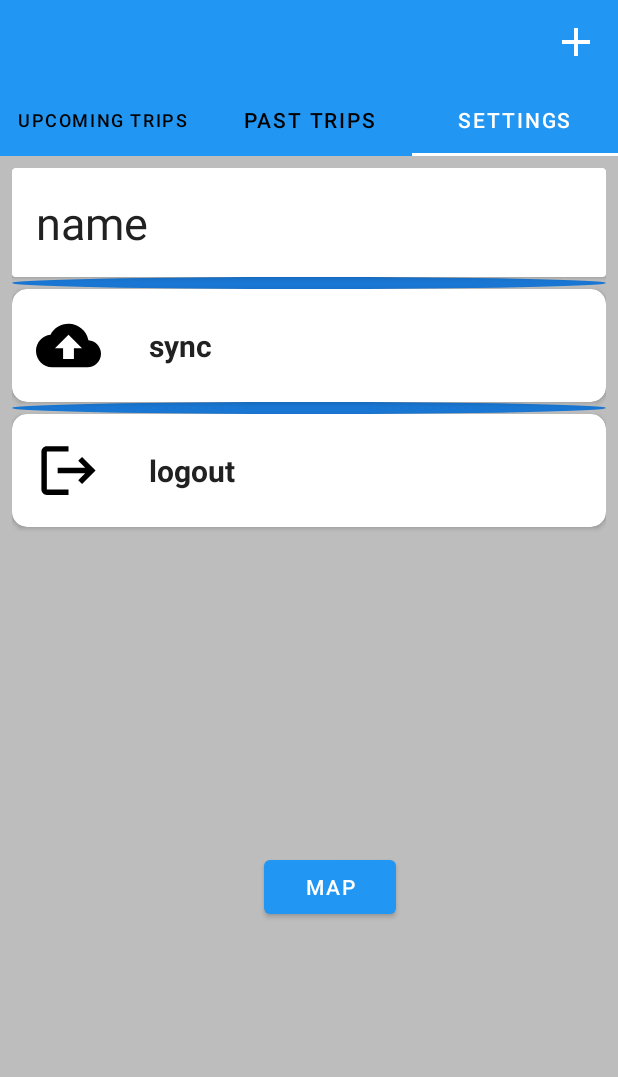
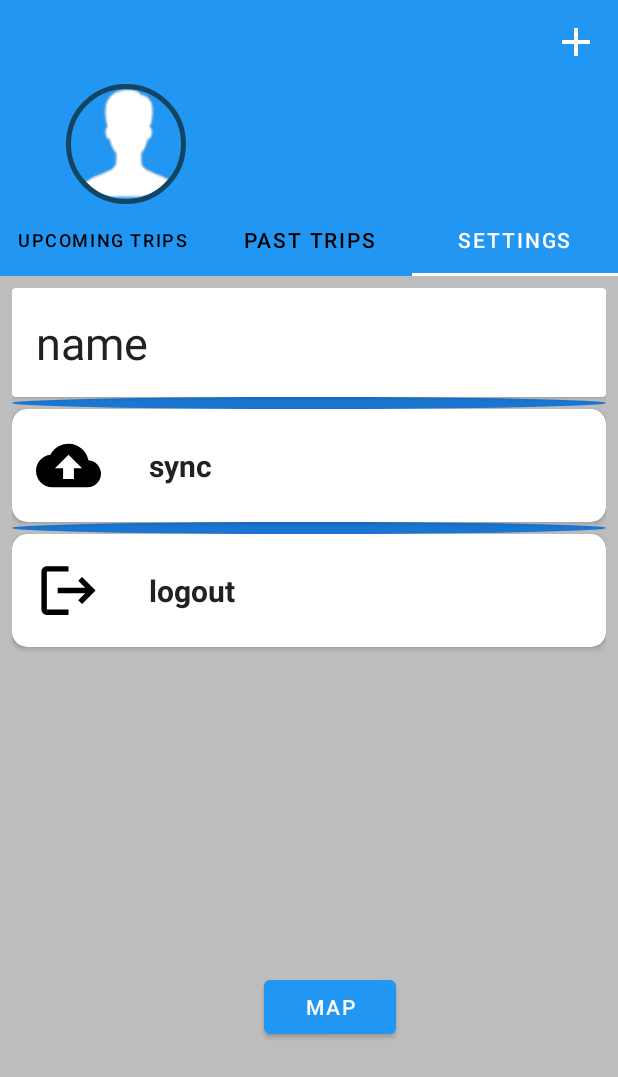
Before and after one commit to bashayerreda/Trip-remenders, an Android app: the screen it shows after launch (HomeActivity), tab 3 chosen, on a phone screen of 412 x 824 dp. Shown: the top 1077 px of the screen. Run offline under Robolectric (Android 15) with nearby library versions, the phone set to English and light mode, and no system bars; our stand-ins replace CircleImageView, Firebase (no records; nobody signed in at launch, a user with empty details on screens opened directly), Picasso, Room's generated code; pictures from the network do not load; 1 statement that could not run was skipped.

Commit message:
update picso

```diff
--- a/app/build.gradle
+++ b/app/build.gradle
@@ -75,6 +75,7 @@ dependencies {
 
     //bubbles
     implementation 'com.txusballesteros:bubbles:1.2.1'
+    implementation 'com.squareup.picasso:picasso:2.71828'
 
     // ???
     implementation 'androidx.multidex:multidex:2.0.1'
--- a/app/src/main/java/com/example/tripremenders/HomeActivity.java
+++ b/app/src/main/java/com/example/tripremenders/HomeActivity.java
@@ -26,8 +26,14 @@ import com.google.firebase.database.DatabaseError;
 import com.google.firebase.database.DatabaseReference;
 import com.google.firebase.database.FirebaseDatabase;
 import com.google.firebase.database.ValueEventListener;
+import com.squareup.picasso.Picasso;
+
+import de.hdodenhof.circleimageview.CircleImageView;
 
 public class HomeActivity extends AppCompatActivity {
+    CircleImageView imageViewProfilePicture;
+    FirebaseUser user;
+    String profilePicture;
     private long backPressedTime;
     TripsFragmentPagerAdapter tripsFragmentPagerAdapter;
     ViewPager viewPager;
@@ -39,7 +45,7 @@ public class HomeActivity extends AppCompatActivity {
     protected void onCreate(Bundle savedInstanceState) {
         super.onCreate(savedInstanceState);
         setContentView(R.layout.activity_home);
-
+        imageViewProfilePicture = findViewById(R.id.user_logo);
         viewPager = findViewById(R.id.pager);
         tabLayout = findViewById(R.id.tab_layout);
         toolbar = findViewById(R.id.myToolbar);
@@ -47,7 +53,12 @@ public class HomeActivity extends AppCompatActivity {
         setSupportActionBar(toolbar);
         setPagerAdapter();
         setTabLayout();
-
+        user = FirebaseAuth.getInstance().getCurrentUser();
+        if (user.getPhotoUrl() != null) {
+            profilePicture = user.getPhotoUrl().toString();
+            profilePicture += "?type=large";
+            Picasso.get().load(profilePicture).fit().placeholder(R.drawable.user_icon).into(imageViewProfilePicture);
+        }
         //firebaseAuth.getCurrentUser();
  //firebaseUser.getUid();
 
--- a/app/src/main/java/com/example/tripremenders/SignUpActivity.java
+++ b/app/src/main/java/com/example/tripremenders/SignUpActivity.java
@@ -49,6 +49,7 @@ public class SignUpActivity extends AppCompatActivity {
     private TextInputLayout inputLayoutConfirmPassword;
     private FirebaseAuth firebaseAuth;
     private ImageView googleSignUp, facebookSignUp;
+    ImageView imageViewUserPhotoProfile;
 
     @Override
     protected void onCreate(Bundle savedInstanceState) {
@@ -63,7 +64,7 @@ public class SignUpActivity extends AppCompatActivity {
         inputLayoutPassword = findViewById(R.id.inputLayout_password);
         inputLayoutConfirmPassword = findViewById(R.id.inputLayout_confirmPassword);
         signUp = findViewById(R.id.btn_sign_up);
-
+        imageViewUserPhotoProfile = findViewById(R.id.user_logo);
         firebaseAuth = FirebaseAuth.getInstance();
 
         googleSignUp.setOnClickListener(new View.OnClickListener() {
--- a/app/src/main/res/layout/activity_home.xml
+++ b/app/src/main/res/layout/activity_home.xml
@@ -10,12 +10,23 @@
         android:layout_width="match_parent"
         android:layout_height="match_parent"
         android:orientation="vertical"
+       android:background="@color/LightBlue"
         app:layout_constraintBottom_toBottomOf="parent"
         app:layout_constraintEnd_toEndOf="parent"
         app:layout_constraintStart_toStartOf="parent"
         app:layout_constraintTop_toTopOf="parent">
 
-        <include layout="@layout/appbar_item" />
+        <include layout="@layout/appbar_item"></include>
+
+
+        <de.hdodenhof.circleimageview.CircleImageView
+            android:id="@+id/user_logo"
+            android:layout_width="88dp"
+            android:layout_height="80dp"
+            android:src="@drawable/user_icon"
+            app:civ_border_color="#134563"
+            android:layout_marginLeft="40dp"
+            app:civ_border_width="3dp" />
 
         <androidx.viewpager.widget.ViewPager
             android:id="@+id/pager"
--- a/app/src/main/res/layout/appbar_item.xml
+++ b/app/src/main/res/layout/appbar_item.xml
@@ -7,4 +7,5 @@
     android:background="@color/primary"
     android:theme="@style/ThemeOverlay.AppCompat.Dark">
 
+
 </androidx.appcompat.widget.Toolbar>
```
Also changed, not shown: app/src/main/res/drawable-v24/user_icon.png (added).
